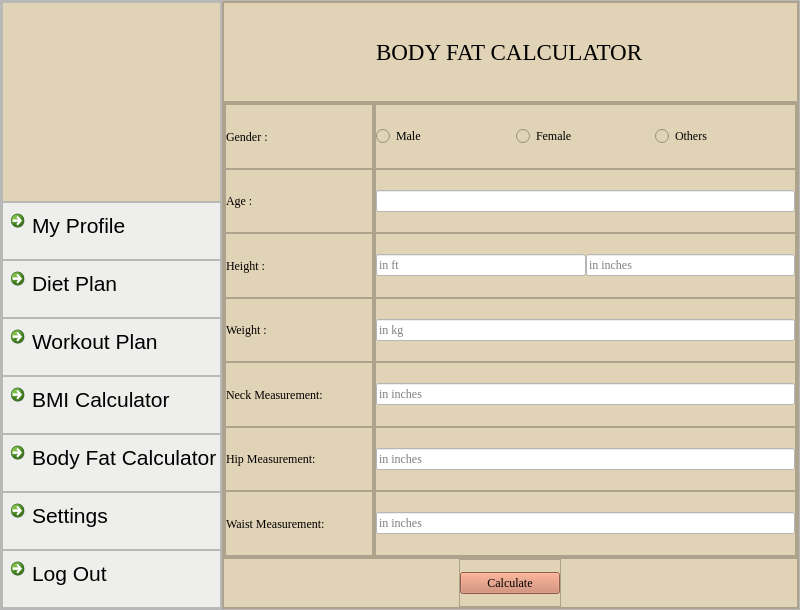
First picture: the form in bodyfat.ui, repository skidgefries/rightmeal, before the edit.
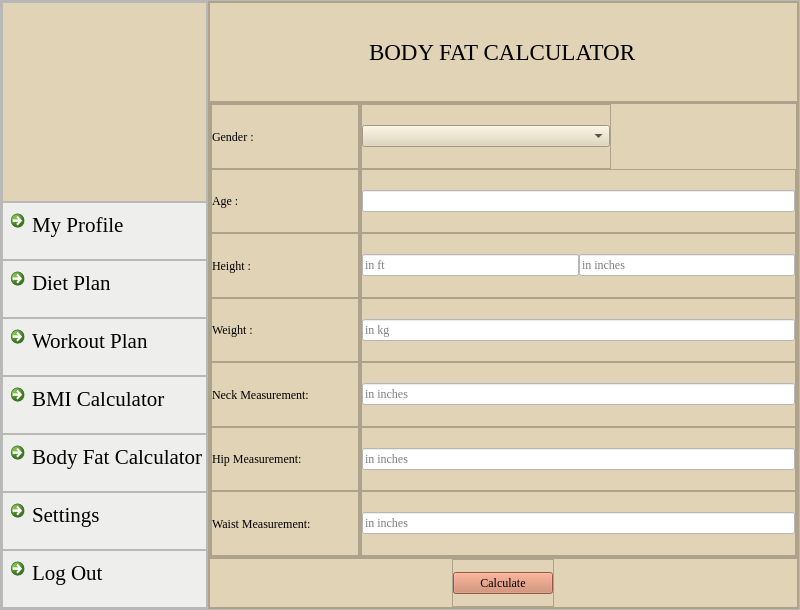
Second picture: the form after the edit. Icons and pictures are not drawn.

Commit message: font edited and gender dropdown

```diff
--- a/bodyfat.ui
+++ b/bodyfat.ui
@@ -183,7 +183,7 @@
               <widget class="QCommandLinkButton" name="commandLinkButton_6">
                <property name="font">
                 <font>
-                 <family>Segoe UI</family>
+                 <family>Times New Roman</family>
                  <pointsize>16</pointsize>
                  <bold>false</bold>
                 </font>
@@ -224,7 +224,7 @@
               <widget class="QCommandLinkButton" name="commandLinkButton_21">
                <property name="font">
                 <font>
-                 <family>Segoe UI</family>
+                 <family>Times New Roman</family>
                  <pointsize>16</pointsize>
                  <bold>false</bold>
                 </font>
@@ -265,7 +265,7 @@
               <widget class="QCommandLinkButton" name="commandLinkButton_22">
                <property name="font">
                 <font>
-                 <family>Segoe UI</family>
+                 <family>Times New Roman</family>
                  <pointsize>16</pointsize>
                  <bold>false</bold>
                 </font>
@@ -306,7 +306,7 @@
               <widget class="QCommandLinkButton" name="commandLinkButton_23">
                <property name="font">
                 <font>
-                 <family>Segoe UI</family>
+                 <family>Times New Roman</family>
                  <pointsize>16</pointsize>
                  <bold>false</bold>
                 </font>
@@ -347,7 +347,7 @@
               <widget class="QCommandLinkButton" name="commandLinkButton_24">
                <property name="font">
                 <font>
-                 <family>Segoe UI</family>
+                 <family>Times New Roman</family>
                  <pointsize>16</pointsize>
                  <bold>false</bold>
                 </font>
@@ -388,7 +388,7 @@
               <widget class="QCommandLinkButton" name="commandLinkButton_25">
                <property name="font">
                 <font>
-                 <family>Segoe UI</family>
+                 <family>Times New Roman</family>
                  <pointsize>16</pointsize>
                  <bold>false</bold>
                 </font>
@@ -429,7 +429,7 @@
               <widget class="QCommandLinkButton" name="commandLinkButton_26">
                <property name="font">
                 <font>
-                 <family>Segoe UI</family>
+                 <family>Times New Roman</family>
                  <pointsize>16</pointsize>
                  <bold>false</bold>
                 </font>
@@ -894,8 +894,19 @@
                 <property name="bottomMargin">
                  <number>0</number>
                 </property>
-                <item>
+                <item alignment="Qt::AlignLeft">
                  <widget class="QFrame" name="frame_37">
+                  <property name="minimumSize">
+                   <size>
+                    <width>250</width>
+                    <height>0</height>
+                   </size>
+                  </property>
+                  <property name="font">
+                   <font>
+                    <family>Times New Roman</family>
+                   </font>
+                  </property>
                   <property name="frameShape">
                    <enum>QFrame::StyledPanel</enum>
                   </property>
@@ -919,40 +930,7 @@
                     <number>0</number>
                    </property>
                    <item>
-                    <widget class="QRadioButton" name="radioButton_3">
-                     <property name="font">
-                      <font>
-                       <family>Times New Roman</family>
-                      </font>
-                     </property>
-                     <property name="text">
-                      <string>Male</string>
-                     </property>
-                    </widget>
-                   </item>
-                   <item>
-                    <widget class="QRadioButton" name="radioButton">
-                     <property name="font">
-                      <font>
-                       <family>Times New Roman</family>
-                      </font>
-                     </property>
-                     <property name="text">
-                      <string>Female</string>
-                     </property>
-                    </widget>
-                   </item>
-                   <item>
-                    <widget class="QRadioButton" name="radioButton_2">
-                     <property name="font">
-                      <font>
-                       <family>Times New Roman</family>
-                      </font>
-                     </property>
-                     <property name="text">
-                      <string>Others</string>
-                     </property>
-                    </widget>
+                    <widget class="QComboBox" name="comboBox"/>
                    </item>
                   </layout>
                  </widget>
```
The commit also changes 7 other files.
